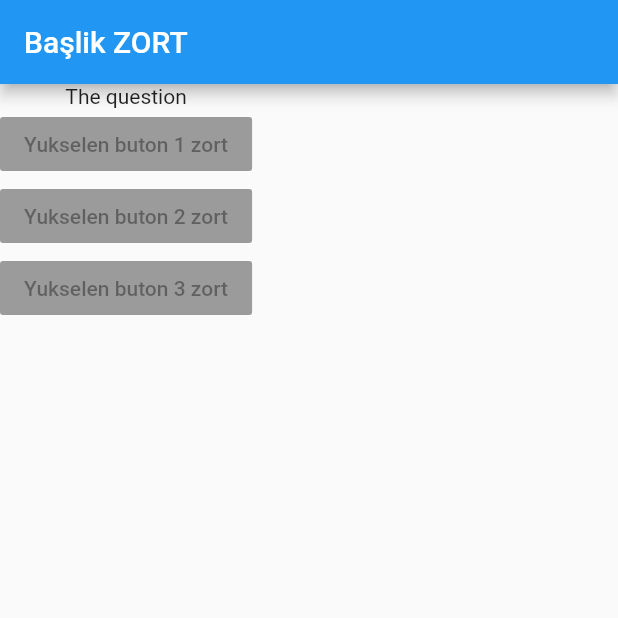
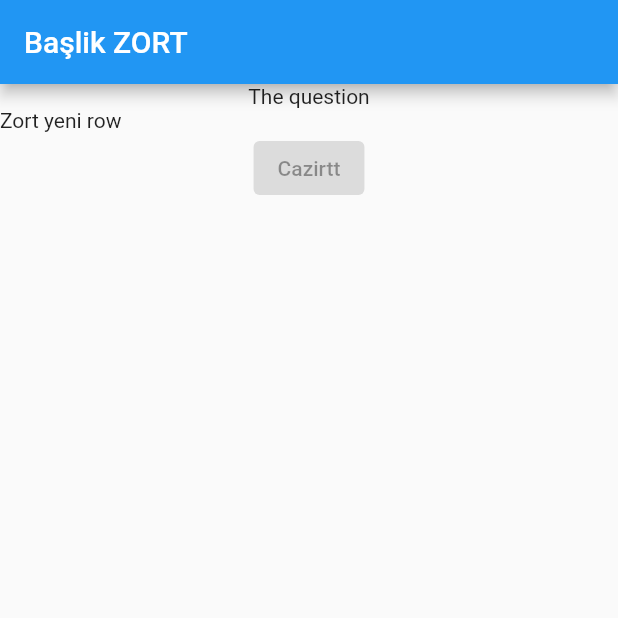
Before and after one commit to alptekinsarilar/myQuizApp, a Flutter app: the screen it shows after launch, on a phone screen of 412 x 824 dp, the top half of it. Run offline on Flutter 3.47's test engine with Material 2 defaults, Android fonts, the phone set to English and light mode, and no system bars.

Commit message:
Elevated button eklendi

```diff
--- a/lib/main.dart
+++ b/lib/main.dart
@@ -13,20 +13,14 @@ class MyApp extends StatelessWidget {
         body: Column(
           children: [
             Text("The question"),
-            RaisedButton(
+            Row(
+              children: [
+                Text('Zort yeni row'),
+              ],
+            ),
+            ElevatedButton(
               onPressed: null,
-              child: Text('Yukselen buton 1 zort'),
-              hoverColor: Color.fromARGB(174, 14, 242, 128),
-              color: Color.fromARGB(174, 14, 242, 128),
-              focusColor:  Color.fromARGB(174, 14, 242, 128),
-            ),
-            RaisedButton(
-              onPressed: null,
-              child: Text('Yukselen buton 2 zort'),
-            ),
-            RaisedButton(
-              onPressed: null,
-              child: Text('Yukselen buton 3 zort'),
+              child: Text('Cazirtt'),
             ),
           ],
         ),
```
